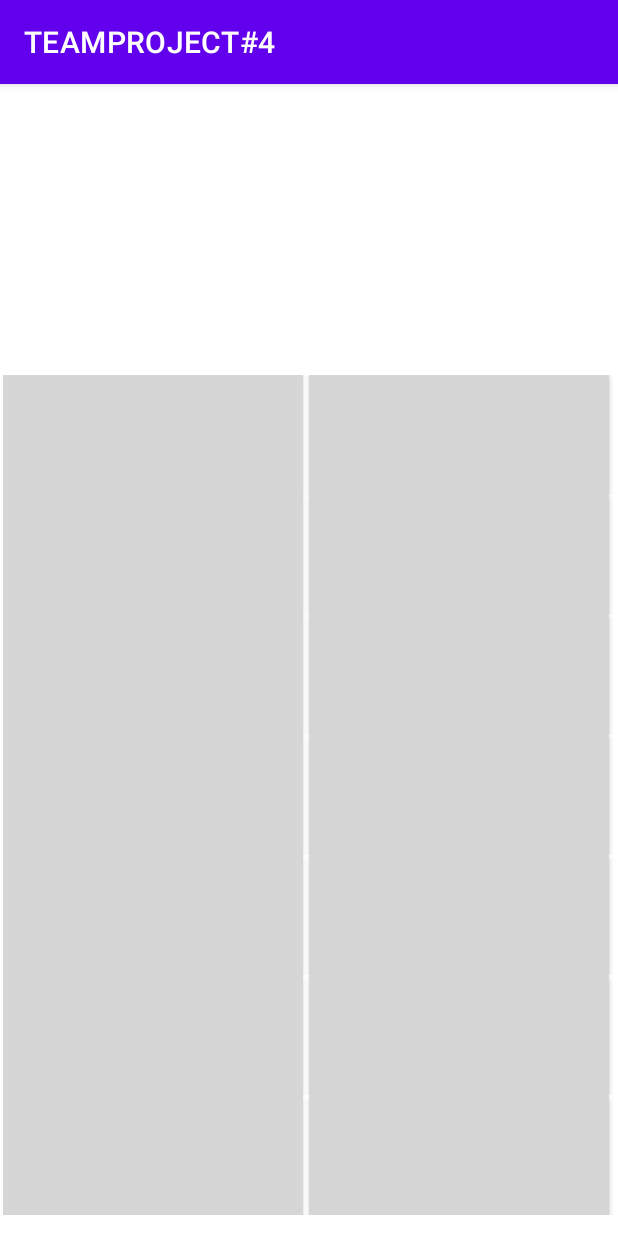
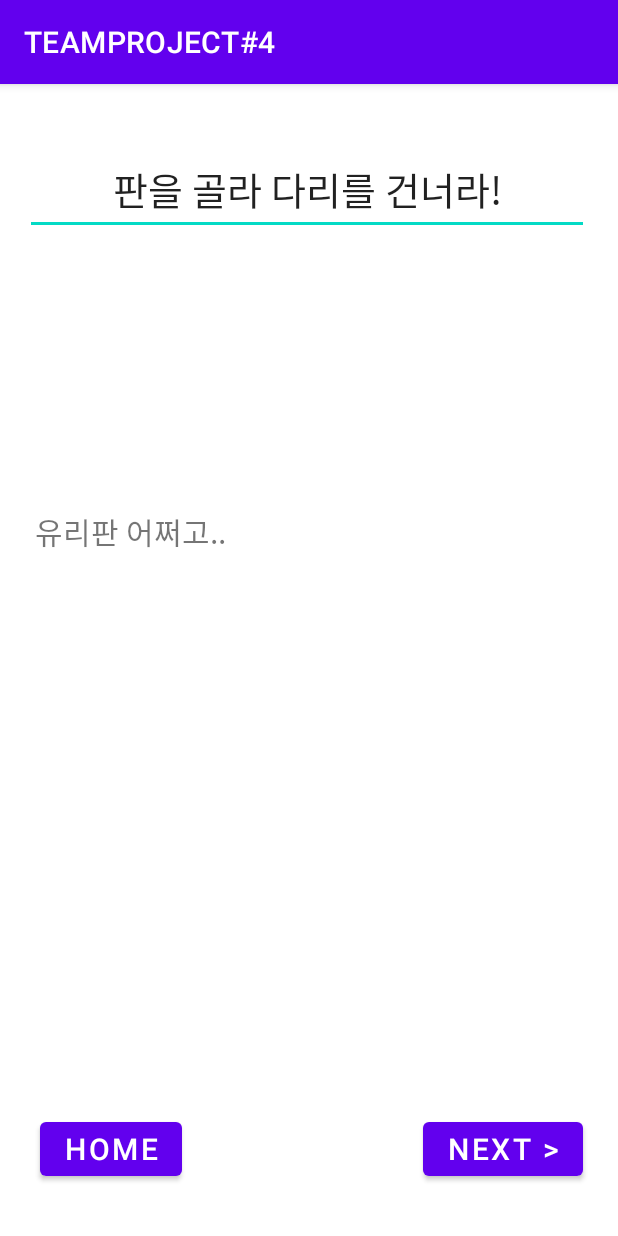
Before and after one commit to dldpdnjs21/Mobileprogramming, an Android app: the screen it shows after launch (play2Activity before the commit, game2Activity after it), after a tap on "다리 건너기", on a phone screen of 412 x 824 dp. Run offline under Robolectric (Android 15) with nearby library versions, the phone set to English and light mode, and no system bars.

Commit message:
유리판 게임 버튼 연결

```diff
--- a/app/src/main/java/com/example/teamproject4/MainActivity.java
+++ b/app/src/main/java/com/example/teamproject4/MainActivity.java
@@ -27,7 +27,7 @@ public class MainActivity extends AppCompatActivity {
         button2.setOnClickListener(new View.OnClickListener() {
             @Override
             public void onClick(View v) {
-                Intent intent = new Intent(getApplicationContext(), play2Activity.class);
+                Intent intent = new Intent(getApplicationContext(), game2Activity.class);
                 startActivity(intent);
             }
         });
@@ -38,7 +38,5 @@ public class MainActivity extends AppCompatActivity {
 
 
 
-
-
     }
 }
--- /dev/null
+++ b/app/src/main/java/com/example/teamproject4/game2Activity.java
@@ -0,0 +1,35 @@
+package com.example.teamproject4;
+
+import android.content.Intent;
+import android.os.Bundle;
+import android.view.View;
+import android.widget.Button;
+
+import androidx.annotation.Nullable;
+import androidx.appcompat.app.AppCompatActivity;
+
+public class game2Activity extends AppCompatActivity {
+
+    @Override
+    protected void onCreate(@Nullable Bundle saveInstanceState) {
+        super.onCreate(saveInstanceState);
+        setContentView(R.layout.glass_main);
+
+        Button imageButton3 = (Button) findViewById(R.id.button1);
+        imageButton3.setOnClickListener(new View.OnClickListener() {
+            @Override
+            public void onClick(View v) {
+                Intent intent = new Intent(getApplicationContext(), MainActivity.class);
+                startActivity(intent);
+            }
+        });
+        Button imageButton4 = (Button) findViewById(R.id.button2);
+        imageButton4.setOnClickListener(new View.OnClickListener() {
+            @Override
+            public void onClick(View v) {
+                Intent intent2 = new Intent(getApplicationContext(), play2Activity.class);
+                startActivity(intent2);
+            }
+        });
+    }
+}
--- a/app/src/main/res/layout/dalgona_game.xml
+++ b/app/src/main/res/layout/dalgona_game.xml
@@ -32,7 +32,6 @@
             android:layout_width="match_parent"
             android:layout_height="244dp" />
     </TableLayout>
-
     <TextView
         android:id="@+id/timer"
         android:layout_width="wrap_content"
@@ -45,5 +44,4 @@
         app:layout_constraintStart_toStartOf="parent"
         app:layout_constraintTop_toTopOf="parent"
         app:layout_constraintVertical_bias="0.436" />
-
 </androidx.constraintlayout.widget.ConstraintLayout>
--- /dev/null
+++ b/app/src/main/res/layout/glass_main.xml
@@ -0,0 +1,79 @@
+<?xml version="1.0" encoding="utf-8"?>
+<androidx.constraintlayout.widget.ConstraintLayout xmlns:android="http://schemas.android.com/apk/res/android"
+    xmlns:app="http://schemas.android.com/apk/res-auto"
+    xmlns:tools="http://schemas.android.com/tools"
+    android:layout_width="match_parent"
+    android:layout_height="match_parent">
+
+    <Button
+        android:id="@+id/button2"
+        android:layout_width="wrap_content"
+        android:layout_height="wrap_content"
+        android:text="NEXT >"
+        android:textSize="20sp"
+        app:layout_constraintBottom_toBottomOf="parent"
+        app:layout_constraintEnd_toEndOf="parent"
+        app:layout_constraintHorizontal_bias="0.923"
+        app:layout_constraintStart_toStartOf="parent"
+        app:layout_constraintTop_toTopOf="parent"
+        app:layout_constraintVertical_bias="0.953" />
+
+    <TextView
+        android:id="@+id/textView2"
+        android:layout_width="365dp"
+        android:layout_height="364dp"
+        android:selectAllOnFocus="false"
+        android:shadowColor="#000000"
+        android:singleLine="false"
+        android:text="유리판 어쩌고.."
+        android:textSize="20sp"
+        app:layout_constraintBottom_toBottomOf="parent"
+        app:layout_constraintEnd_toEndOf="parent"
+        app:layout_constraintStart_toStartOf="parent"
+        app:layout_constraintTop_toTopOf="parent"
+        app:layout_constraintVertical_bias="0.702" />
+
+    <Button
+        android:id="@+id/button1"
+        android:layout_width="wrap_content"
+        android:layout_height="wrap_content"
+        android:text="HOME"
+        android:textSize="20sp"
+        app:layout_constraintBottom_toBottomOf="parent"
+        app:layout_constraintEnd_toEndOf="parent"
+        app:layout_constraintHorizontal_bias="0.084"
+        app:layout_constraintStart_toStartOf="parent"
+        app:layout_constraintTop_toTopOf="parent"
+        app:layout_constraintVertical_bias="0.953" />
+
+    <ImageView
+        android:id="@+id/imageView"
+        android:layout_width="wrap_content"
+        android:layout_height="wrap_content"
+        app:layout_constraintBottom_toBottomOf="parent"
+        app:layout_constraintEnd_toEndOf="parent"
+        app:layout_constraintHorizontal_bias="0.498"
+        app:layout_constraintStart_toStartOf="parent"
+        app:layout_constraintTop_toTopOf="parent"
+        app:layout_constraintVertical_bias="0.19"
+        tools:srcCompat="@tools:sample/avatars" />
+
+    <EditText
+        android:id="@+id/editTextTextMultiLine"
+        android:layout_width="376dp"
+        android:layout_height="59dp"
+        android:ems="10"
+        android:gravity="start|top"
+        android:inputType="textMultiLine"
+        android:text="판을 골라 다리를 건너라!"
+        android:textAlignment="center"
+        android:textSize="25sp"
+        app:layout_constraintBottom_toBottomOf="parent"
+        app:layout_constraintEnd_toEndOf="parent"
+        app:layout_constraintHorizontal_bias="0.457"
+        app:layout_constraintStart_toStartOf="parent"
+        app:layout_constraintTop_toTopOf="parent"
+        app:layout_constraintVertical_bias="0.058"
+        tools:ignore="RtlCompat" />
+
+</androidx.constraintlayout.widget.ConstraintLayout>
```
Also changed, not shown: app/src/main/AndroidManifest.xml (+9 -0 lines), app/src/main/java/com/example/teamproject4/DButton.java (+13 -0 lines), app/src/main/java/com/example/teamproject4/GButton.java (+12 -3 lines), app/src/main/java/com/example/teamproject4/play1Activity.java (+40 -19 lines), app/src/main/java/com/example/teamproject4/play2Activity.java (+23 -4 lines).
